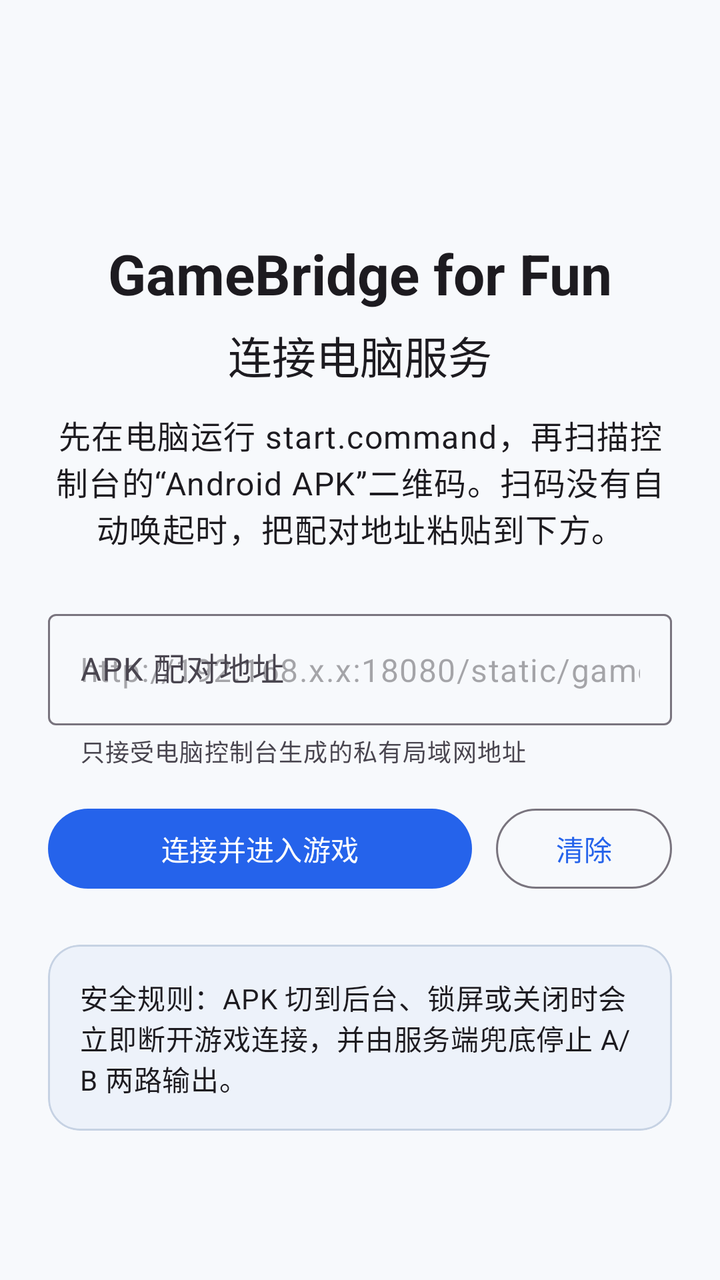
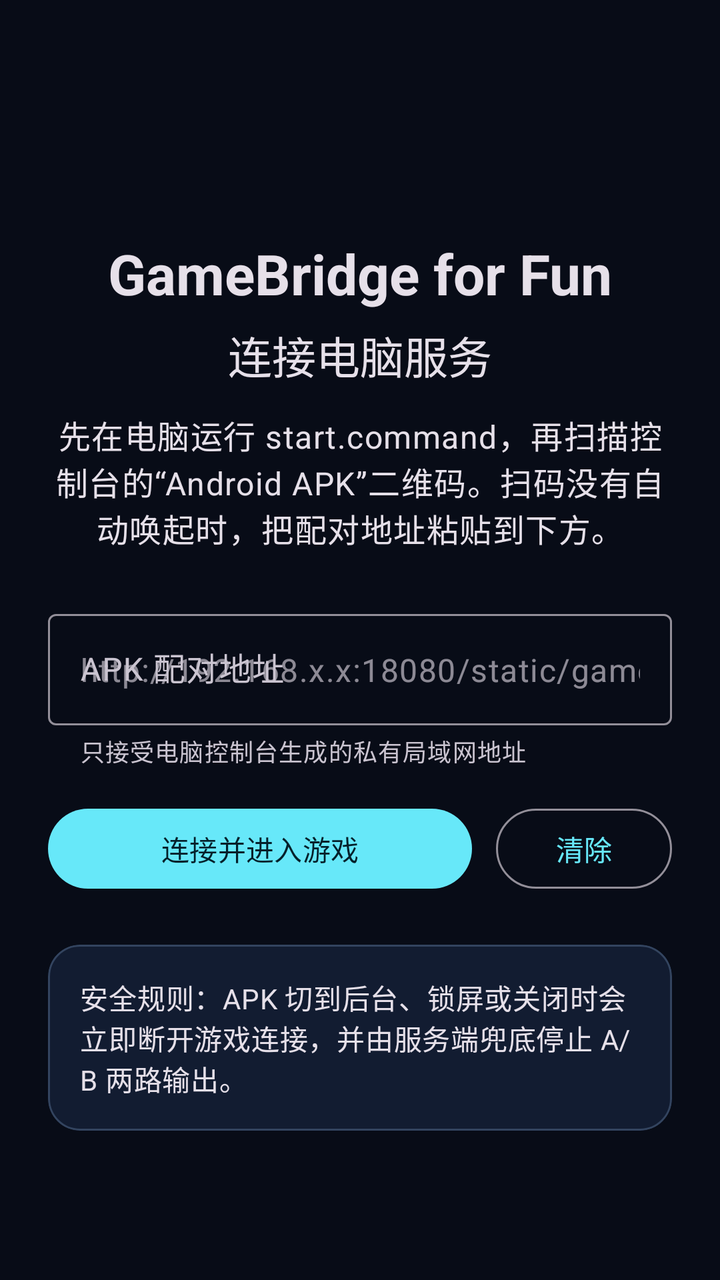

The first picture is an Android layout as it rendered before a commit; the second is the same layout after the commit. The layout source and the unified diff follow.
<!-- AndroidManifest.xml: application theme Theme.GameBridgeForFun -->
<!-- res/layout/activity_main.xml -->
<?xml version="1.0" encoding="utf-8"?>
<FrameLayout xmlns:android="http://schemas.android.com/apk/res/android"
    xmlns:app="http://schemas.android.com/apk/res-auto"
    android:layout_width="match_parent"
    android:layout_height="match_parent">

    <ScrollView
        android:id="@+id/connectionScroll"
        android:layout_width="match_parent"
        android:layout_height="match_parent"
        android:fillViewport="true">

        <LinearLayout
            android:layout_width="match_parent"
            android:layout_height="wrap_content"
            android:gravity="center_horizontal"
            android:orientation="vertical"
            android:paddingStart="24dp"
            android:paddingTop="28dp"
            android:paddingEnd="24dp"
            android:paddingBottom="32dp">

            <ImageView
                android:layout_width="72dp"
                android:layout_height="72dp"
                android:contentDescription="@string/app_icon_description"
                android:src="@mipmap/ic_launcher" />

            <TextView
                android:layout_width="match_parent"
                android:layout_height="wrap_content"
                android:layout_marginTop="18dp"
                android:gravity="center"
                android:text="@string/app_name"
                android:textAppearance="?attr/textAppearanceHeadlineMedium"
                android:textStyle="bold" />

            <TextView
                android:layout_width="match_parent"
                android:layout_height="wrap_content"
                android:layout_marginTop="6dp"
                android:gravity="center"
                android:text="@string/connect_title"
                android:textAppearance="?attr/textAppearanceTitleLarge" />

            <TextView
                android:layout_width="match_parent"
                android:layout_height="wrap_content"
                android:layout_marginTop="12dp"
                android:gravity="center"
                android:text="@string/connect_description"
                android:textAppearance="?attr/textAppearanceBodyLarge" />

            <com.google.android.material.textfield.TextInputLayout
                android:id="@+id/gameUrlLayout"
                style="@style/Widget.Material3.TextInputLayout.OutlinedBox"
                android:layout_width="match_parent"
                android:layout_height="wrap_content"
                android:layout_marginTop="26dp"
                android:hint="@string/game_url_label"
                app:helperText="@string/game_url_helper">

                <com.google.android.material.textfield.TextInputEditText
                    android:id="@+id/gameUrlInput"
                    android:layout_width="match_parent"
                    android:layout_height="wrap_content"
                    android:hint="@string/game_url_hint"
                    android:imeOptions="actionGo"
                    android:inputType="textUri"
                    android:maxLines="4"
                    android:selectAllOnFocus="false" />
            </com.google.android.material.textfield.TextInputLayout>

            <LinearLayout
                android:layout_width="match_parent"
                android:layout_height="wrap_content"
                android:layout_marginTop="16dp"
                android:orientation="horizontal">

                <com.google.android.material.button.MaterialButton
                    android:id="@+id/connectButton"
                    android:layout_width="0dp"
                    android:layout_height="wrap_content"
                    android:layout_weight="1"
                    android:text="@string/connect_action" />

                <com.google.android.material.button.MaterialButton
                    android:id="@+id/clearButton"
                    style="@style/Widget.Material3.Button.OutlinedButton"
                    android:layout_width="wrap_content"
                    android:layout_height="wrap_content"
                    android:layout_marginStart="12dp"
                    android:text="@string/clear_action" />
            </LinearLayout>

            <TextView
                android:id="@+id/connectionError"
                android:layout_width="match_parent"
                android:layout_height="wrap_content"
                android:layout_marginTop="12dp"
                android:accessibilityLiveRegion="polite"
                android:textAppearance="?attr/textAppearanceBodyMedium"
                android:textColor="@color/brand_error"
                android:visibility="gone" />

            <com.google.android.material.card.MaterialCardView
                android:layout_width="match_parent"
                android:layout_height="wrap_content"
                android:layout_marginTop="24dp"
                app:cardBackgroundColor="@color/brand_surface_variant"
                app:cardCornerRadius="16dp"
                app:strokeColor="@color/brand_outline"
                app:strokeWidth="1dp">

                <TextView
                    android:layout_width="match_parent"
                    android:layout_height="wrap_content"
                    android:padding="16dp"
                    android:text="@string/safety_notice"
                    android:textAppearance="?attr/textAppearanceBodyMedium" />
            </com.google.android.material.card.MaterialCardView>
        </LinearLayout>
    </ScrollView>

    
    <LinearLayout
        android:id="@+id/gameContainer"
        android:layout_width="match_parent"
        android:layout_height="match_parent"
        android:orientation="vertical"
        android:visibility="gone">

        <com.google.android.material.appbar.MaterialToolbar
            android:id="@+id/gameToolbar"
            android:layout_width="match_parent"
            android:layout_height="?attr/actionBarSize"
            android:background="@color/brand_surface"
            android:elevation="3dp"
            app:navigationContentDescription="@string/back_to_connect"
            app:navigationIcon="@drawable/ic_arrow_back"
            app:title="@string/game_toolbar_title" />

        <FrameLayout
            android:layout_width="match_parent"
            android:layout_height="0dp"
            android:layout_weight="1">

            <WebView
                android:id="@+id/gameWebView"
                android:layout_width="match_parent"
                android:layout_height="match_parent"
                android:background="@color/webview_background" />

            <LinearLayout
                android:id="@+id/pageLoadingOverlay"
                android:layout_width="match_parent"
                android:layout_height="match_parent"
                android:gravity="center"
                android:orientation="vertical"
                android:background="@color/brand_surface">

                <com.google.android.material.progressindicator.CircularProgressIndicator
                    android:id="@+id/pageLoadingIndicator"
                    android:layout_width="wrap_content"
                    android:layout_height="wrap_content"
                    android:contentDescription="@string/loading_game" />

                <TextView
                    android:layout_width="wrap_content"
                    android:layout_height="wrap_content"
                    android:layout_marginTop="14dp"
                    android:text="@string/loading_game"
                    android:textAppearance="?attr/textAppearanceBodyLarge" />
            </LinearLayout>

            <com.google.android.material.card.MaterialCardView
                android:id="@+id/pageErrorPanel"
                android:layout_width="match_parent"
                android:layout_height="wrap_content"
                android:layout_gravity="center"
                android:layout_margin="24dp"
                android:visibility="gone"
                app:cardBackgroundColor="@color/brand_surface_variant"
                app:cardCornerRadius="20dp"
                app:strokeColor="@color/brand_outline"
                app:strokeWidth="1dp">

                <LinearLayout
                    android:layout_width="match_parent"
                    android:layout_height="wrap_content"
                    android:orientation="vertical"
                    android:padding="20dp">

                    <TextView
                        android:layout_width="match_parent"
                        android:layout_height="wrap_content"
                        android:text="@string/load_error_title"
                        android:textAppearance="?attr/textAppearanceTitleLarge"
                        android:textStyle="bold" />

                    <TextView
                        android:id="@+id/pageErrorText"
                        android:layout_width="match_parent"
                        android:layout_height="wrap_content"
                        android:layout_marginTop="10dp"
                        android:accessibilityLiveRegion="assertive"
                        android:text="@string/load_error_default"
                        android:textAppearance="?attr/textAppearanceBodyMedium" />

                    <LinearLayout
                        android:layout_width="match_parent"
                        android:layout_height="wrap_content"
                        android:layout_marginTop="18dp"
                        android:orientation="horizontal">

                        <com.google.android.material.button.MaterialButton
                            android:id="@+id/retryButton"
                            android:layout_width="0dp"
                            android:layout_height="wrap_content"
                            android:layout_weight="1"
                            android:text="@string/retry_action" />

                        <com.google.android.material.button.MaterialButton
                            android:id="@+id/backToConnectButton"
                            style="@style/Widget.Material3.Button.OutlinedButton"
                            android:layout_width="0dp"
                            android:layout_height="wrap_content"
                            android:layout_marginStart="10dp"
                            android:layout_weight="1"
                            android:text="@string/back_to_connect" />
                    </LinearLayout>
                </LinearLayout>
            </com.google.android.material.card.MaterialCardView>
        </FrameLayout>
    </LinearLayout>

</FrameLayout>
<!-- resources referenced by this layout -->
<resources>
  <color name="brand_error">#B4233A</color>
  <color name="brand_outline">#C6D2E3</color>
  <color name="brand_surface">#F7F9FC</color>
  <color name="brand_surface_variant">#EDF2FA</color>
  <color name="webview_background">#070A12</color>
  <!-- drawable ic_arrow_back (drawable) -->
  <?xml version="1.0" encoding="utf-8"?>
  <vector xmlns:android="http://schemas.android.com/apk/res/android"
      android:width="24dp"
      android:height="24dp"
      android:autoMirrored="true"
      android:tint="?attr/colorOnSurface"
      android:viewportWidth="24"
      android:viewportHeight="24">
      <path
          android:fillColor="@android:color/white"
          android:pathData="M20,11H7.83l5.59,-5.59L12,4l-8,8 8,8 1.42,-1.41L7.83,13H20v-2z" />
  </vector>
  <!-- mipmap ic_launcher (mipmap-anydpi-v26) -->
  <?xml version="1.0" encoding="utf-8"?>
  <adaptive-icon xmlns:android="http://schemas.android.com/apk/res/android">
      <background android:drawable="@color/icon_background" />
      <foreground android:drawable="@drawable/ic_launcher_foreground" />
      <monochrome android:drawable="@drawable/ic_launcher_monochrome" />
  </adaptive-icon>
  <string name="app_icon_description">GameBridge for Fun 应用图标</string>
  <string name="app_name">GameBridge for Fun</string>
  <string name="back_to_connect">返回连接</string>
  <string name="clear_action">清除</string>
  <string name="connect_action">连接并进入游戏</string>
  <string name="connect_description">先在电脑运行 start.command，再扫描控制台的“Android APK”二维码。扫码没有自动唤起时，把配对地址粘贴到下方。</string>
  <string name="connect_title">连接电脑服务</string>
  <string name="game_toolbar_title">游戏控制器</string>
  <string name="game_url_helper">只接受电脑控制台生成的私有局域网地址</string>
  <string name="game_url_hint">http://192.168.x.x:18080/static/game.html?ws=…</string>
  <string name="game_url_label">APK 配对地址</string>
  <string name="load_error_default">请确认电脑服务仍在运行，并检查手机和电脑是否处于同一 Wi-Fi。</string>
  <string name="load_error_title">无法打开游戏页面</string>
  <string name="loading_game">正在连接电脑服务…</string>
  <string name="retry_action">重新连接</string>
  <string name="safety_notice">安全规则：APK 切到后台、锁屏或关闭时会立即断开游戏连接，并由服务端兜底停止 A/B 两路输出。</string>
  <style name="Theme.GameBridgeForFun" parent="Theme.Material3.DayNight.NoActionBar">
          <item name="colorPrimary">@color/brand_primary</item>
          <item name="colorOnPrimary">@color/brand_on_primary</item>
          <item name="android:windowLightStatusBar">true</item>
          <item name="android:navigationBarColor">@color/brand_surface</item>
          <item name="android:windowBackground">@color/brand_surface</item>
          <item name="android:windowActionModeOverlay">true</item>
      </style>
  <color name="icon_background">#071225</color>
  <!-- drawable ic_launcher_monochrome (drawable) -->
  <?xml version="1.0" encoding="utf-8"?>
  <vector xmlns:android="http://schemas.android.com/apk/res/android"
      android:width="108dp"
      android:height="108dp"
      android:viewportWidth="108"
      android:viewportHeight="108">
      <path
          android:fillColor="#000000"
          android:pathData="M60,13 L30,58 L49,58 L42,96 L80,47 L60,47 Z" />
  </vector>
  <color name="brand_primary">#2563EB</color>
  <color name="brand_on_primary">#FFFFFF</color>
</resources>

<!-- the commit's change to res/layout/activity_main.xml (unified diff, before → after) -->
@@ -136,6 +136,8 @@
             android:layout_height="?attr/actionBarSize"
             android:background="@color/brand_surface"
             android:elevation="3dp"
+            app:itemIconTint="@color/brand_error"
+            app:menu="@menu/game_toolbar"
             app:navigationContentDescription="@string/back_to_connect"
             app:navigationIcon="@drawable/ic_arrow_back"
             app:title="@string/game_toolbar_title" />
<!-- resource entries referenced after the edit -->
@@ -1,9 +1,9 @@
 <!-- resources referenced by this layout -->
 <resources>
-  <color name="brand_error">#B4233A</color>
-  <color name="brand_outline">#C6D2E3</color>
-  <color name="brand_surface">#F7F9FC</color>
-  <color name="brand_surface_variant">#EDF2FA</color>
+  <color name="brand_error">#FDA4AF</color>
+  <color name="brand_outline">#33445F</color>
+  <color name="brand_surface">#080C17</color>
+  <color name="brand_surface_variant">#121C31</color>
   <color name="webview_background">#070A12</color>
   <!-- drawable ic_arrow_back (drawable) -->
   <?xml version="1.0" encoding="utf-8"?>
@@ -41,10 +41,10 @@
   <string name="loading_game">正在连接电脑服务…</string>
   <string name="retry_action">重新连接</string>
   <string name="safety_notice">安全规则：APK 切到后台、锁屏或关闭时会立即断开游戏连接，并由服务端兜底停止 A/B 两路输出。</string>
-  <style name="Theme.GameBridgeForFun" parent="Theme.Material3.DayNight.NoActionBar">
+  <style name="Theme.GameBridgeForFun" parent="Theme.Material3.Dark.NoActionBar">
           <item name="colorPrimary">@color/brand_primary</item>
           <item name="colorOnPrimary">@color/brand_on_primary</item>
-          <item name="android:windowLightStatusBar">true</item>
+          <item name="android:windowLightStatusBar">false</item>
           <item name="android:navigationBarColor">@color/brand_surface</item>
           <item name="android:windowBackground">@color/brand_surface</item>
           <item name="android:windowActionModeOverlay">true</item>
@@ -61,7 +61,7 @@
           android:fillColor="#000000"
           android:pathData="M60,13 L30,58 L49,58 L42,96 L80,47 L60,47 Z" />
   </vector>
-  <color name="brand_primary">#2563EB</color>
-  <color name="brand_on_primary">#FFFFFF</color>
+  <color name="brand_primary">#67E8F9</color>
+  <color name="brand_on_primary">#04202A</color>
 </resources>
 
